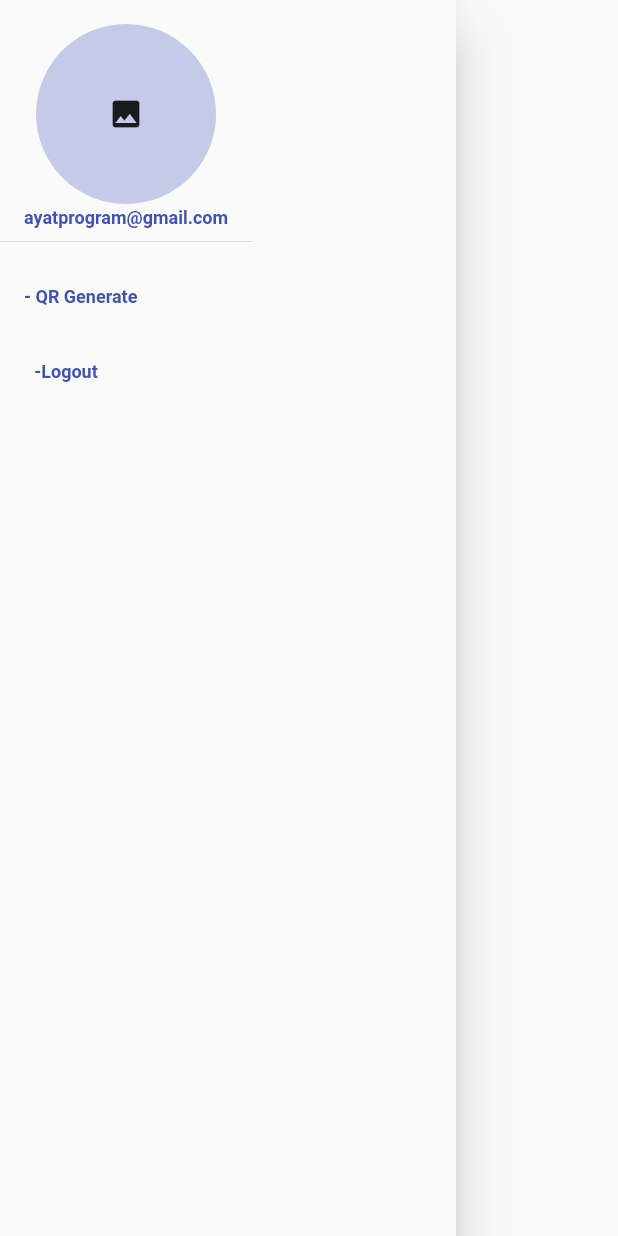
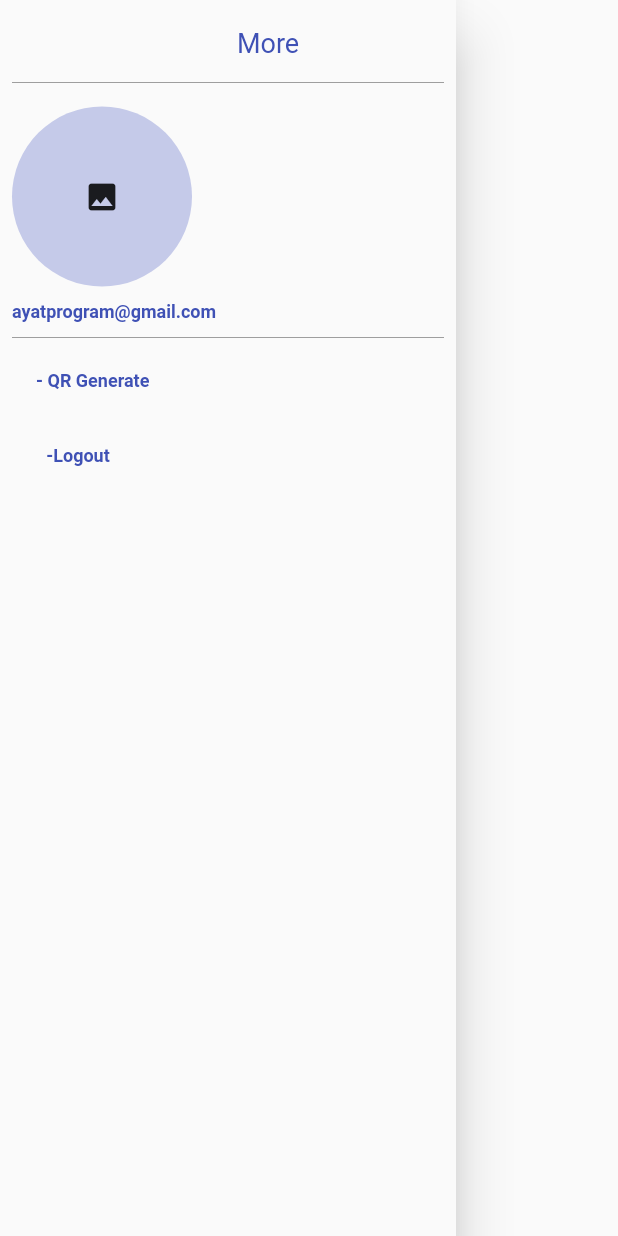
Before and after one commit to ayatmuhammed/mmsfa_flu, a Flutter app: the DrawerComp widget shown alone on an empty page, opened directly, on a phone screen of 412 x 824 dp. Run offline on Flutter 3.47's test engine with Material 2 defaults, Android fonts, the phone set to English and light mode, and no system bars; our stand-ins replace firebase_auth, firebase_database, flutter_spinkit, google_sign_in, image_gallery_saver, image_picker and 1 more; missing offline and left inert: intro_views_flutter, qrscan; accounts and stored records are empty.

Commit message:
update the drawer

```diff
--- a/lib/ui/pages/Drawer_comp.dart
+++ b/lib/ui/pages/Drawer_comp.dart
@@ -1,5 +1,4 @@
 import 'dart:io';
-
 import 'package:flutter/cupertino.dart';
 import 'package:flutter/material.dart';
 import 'package:image_picker/image_picker.dart';
@@ -23,29 +22,26 @@ File image;
     }
   }
 
-//  File galleryFile;
-//  imageSelectorGallery() async {
-//    galleryFile = await ImagePicker.pickImage(
-//      source: ImageSource.gallery,
-//    );
-//    if(img !=null){
-//      galleryFile=File.img;
-//    }
-//
-//    print("You selected gallery image : " + galleryFile.path);
-//    setState(() {});
-//  }
-
   @override
   Widget build(BuildContext context) {
     return Drawer(
       child: Container(
+        child: SafeArea(
+          child: Padding(
+            padding: const EdgeInsets.all(8.0),
             child: Column(
               crossAxisAlignment: CrossAxisAlignment.start,
               children: <Widget>[
-            DrawerHeader(
-              child: Column(
-                children: <Widget>[
+                Padding(
+                  padding: const EdgeInsets.only(left:150.0,top: 10.0),
+                  child: Text('More',style: TextStyle(color: Colors.indigo,fontSize: 18.0),
+                  ),
+                ),
+                SizedBox(height:8.0,),
+                Divider(
+                  color: Colors.grey,
+                ),
+                SizedBox(height:8.0,),
                 CircleAvatar(
                   backgroundColor: Colors.indigo[100],
                   child: FlatButton(
@@ -57,19 +53,16 @@ File image;
                   radius: 60.0,
                 ),
                 SizedBox(
-                    height: 2.0,
+                  height:10.0,
                 ),
                 Text('ayatprogram@gmail.com', style: TextStyle(
                     fontSize: 12.0,
                     fontWeight: FontWeight.bold, color: Colors.indigo),
                 ),
-
-                ],
-              ),
-            ),
                 SizedBox(
                   height: 5.0,
                 ),
+                Divider(color: Colors.grey,height:10.0,),
                 FlatButton(
                   onPressed: () {
                     Navigator.push(
@@ -81,7 +74,8 @@ File image;
                   },
                   child: Text('- QR Generate', style: TextStyle(
                       fontSize: 12.0,
-                  fontWeight: FontWeight.bold, color: Colors.indigo),),
+                      fontWeight: FontWeight.bold, color: Colors.indigo),
+                  ),
                 ),
                 SizedBox(
                   height: 2.0,
@@ -105,7 +99,10 @@ File image;
                       fontSize: 12.0,
                       fontWeight: FontWeight.bold, color: Colors.indigo),),
                 ),
+
               ],
+            ),
+          ),
         ),
       ),
     );
```
Lines whose indentation alone changed are shown as unchanged.
